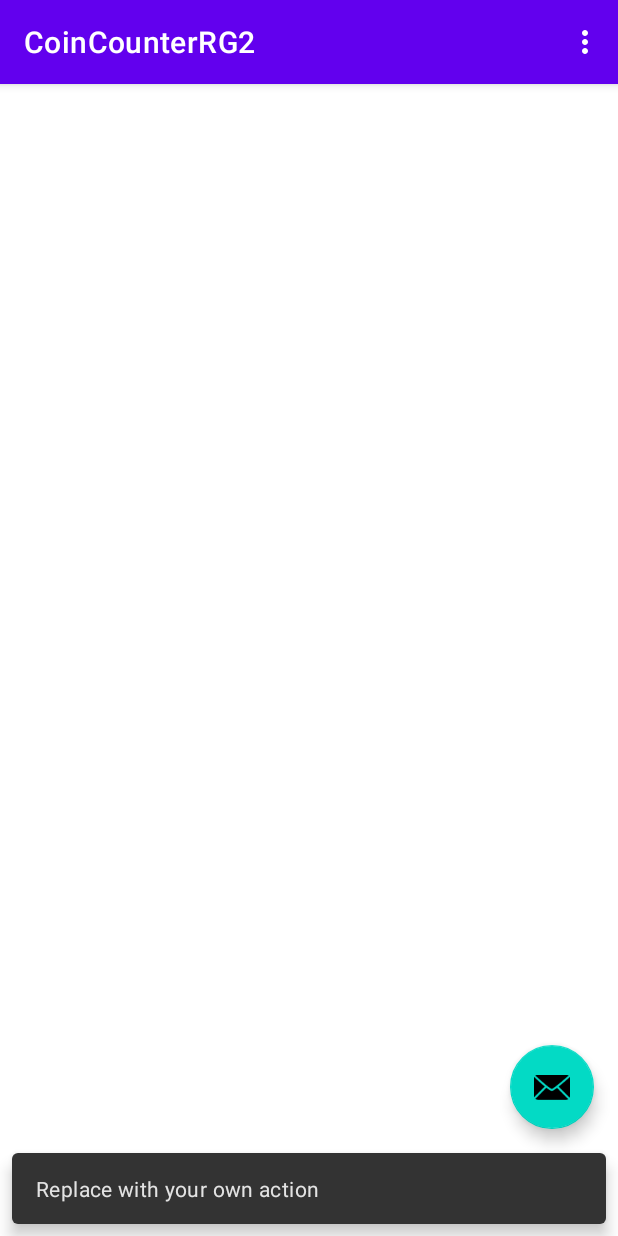
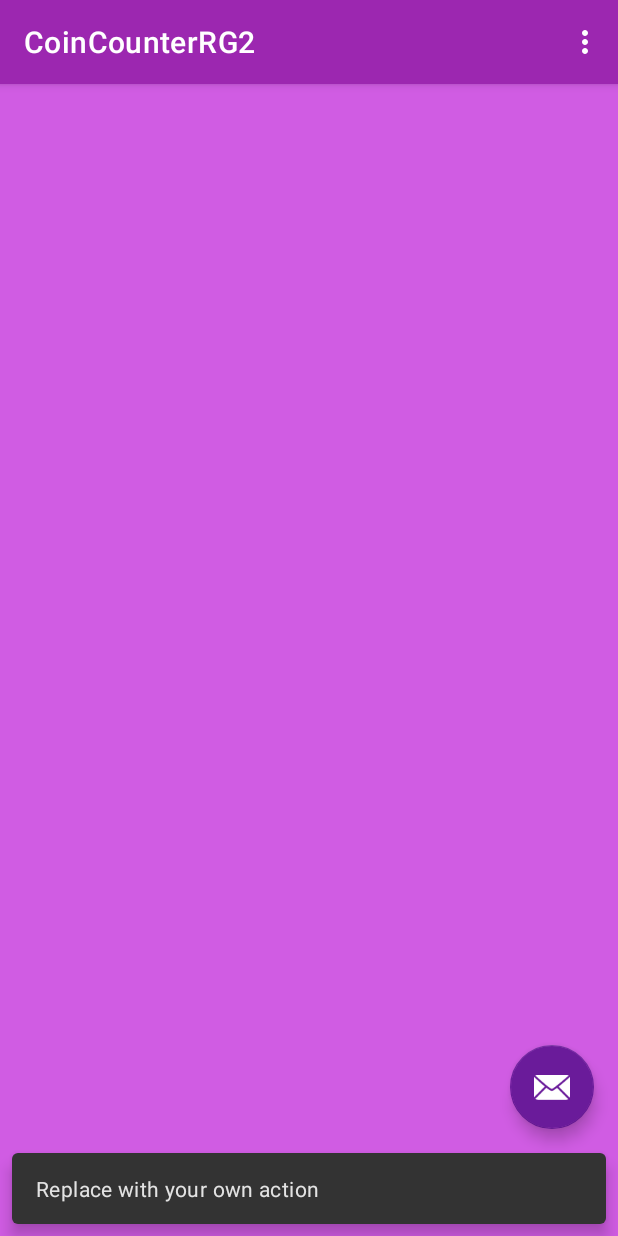
Before and after one commit to rachel613g/CoinCounterRG2, an Android app: the screen it shows after launch (MainActivity), after a tap on an icon or button, on a phone screen of 412 x 824 dp. Run offline under Robolectric (Android 15) with nearby library versions, the light colour scheme and no system bars.

Commit message:
changes made to res values folder

```diff
--- a/app/src/main/res/values-night/themes.xml
+++ b/app/src/main/res/values-night/themes.xml
@@ -1,16 +1,11 @@
 <resources xmlns:tools="http://schemas.android.com/tools">
-    <!-- Base application theme. -->
-    <style name="Theme.CoinCounterRG2" parent="Theme.MaterialComponents.DayNight.DarkActionBar">
-        <!-- Primary brand color. -->
-        <item name="colorPrimary">@color/purple_200</item>
-        <item name="colorPrimaryVariant">@color/purple_700</item>
-        <item name="colorOnPrimary">@color/black</item>
-        <!-- Secondary brand color. -->
-        <item name="colorSecondary">@color/teal_200</item>
-        <item name="colorSecondaryVariant">@color/teal_200</item>
-        <item name="colorOnSecondary">@color/black</item>
-        <!-- Status bar color. -->
-        <item name="android:statusBarColor" tools:targetApi="l">?attr/colorPrimaryVariant</item>
-        <!-- Customize your theme here. -->
-    </style>
+    <!-- For colored text; default is black/dark-gray (Day) or white/light-gray (Night) -->
+    <color name="primaryTextColoredColor">@color/primaryLightColor</color>
+    <color name="secondaryTextColoredColor">@color/primaryColor</color>
+
+    <!-- Matching colored background -->
+    <color name="backgroundColoredColor">@color/primaryDarkColor</color>
+
+    <!--Used for Splash screen background, and elsewhere as needed-->
+    <color name="defaultBackgroundColor">@android:color/background_dark</color>
 </resources>
--- a/app/src/main/res/values/colors.xml
+++ b/app/src/main/res/values/colors.xml
@@ -1,10 +1,21 @@
 <?xml version="1.0" encoding="utf-8"?>
 <resources>
-    <color name="purple_200">#FFBB86FC</color>
-    <color name="purple_500">#FF6200EE</color>
-    <color name="purple_700">#FF3700B3</color>
-    <color name="teal_200">#FF03DAC5</color>
-    <color name="teal_700">#FF018786</color>
-    <color name="black">#FF000000</color>
-    <color name="white">#FFFFFFFF</color>
+    <color name="primaryColor">#9c27b0</color>
+    <color name="primaryLightColor">#d05ce3</color>
+    <color name="primaryDarkColor">#6a0080</color>
+    <color name="secondaryColor">#6a1b9a</color>
+    <color name="secondaryLightColor">#9c4dcc</color>
+    <color name="secondaryDarkColor">#38006b</color>
+    <color name="primaryTextColor">#ffffff</color>
+    <color name="secondaryTextColor">#ffffff</color>
+
+    <!-- For colored text; default is black/dark-gray (Day) or white/light-gray (Night) -->
+    <color name="primaryTextColoredColor">@color/primaryDarkColor</color>
+    <color name="secondaryTextColoredColor">@color/primaryColor</color>
+
+    <!-- Matching colored background -->
+    <color name="backgroundColoredColor">@color/primaryLightColor</color>
+
+    <!--Used for Splash screen background, and elsewhere as needed-->
+    <color name="defaultBackgroundColor">@android:color/background_light</color>
 </resources>
--- a/app/src/main/res/values/dimens.xml
+++ b/app/src/main/res/values/dimens.xml
@@ -1,3 +1,6 @@
 <resources>
     <dimen name="fab_margin">16dp</dimen>
+    <dimen name="fab_margin_quarter">16dp</dimen>
+    <dimen name="slim_margin">4dp</dimen>
+    <dimen name="default_activity_margin">8dp</dimen>
 </resources>
--- a/app/src/main/res/values/strings.xml
+++ b/app/src/main/res/values/strings.xml
@@ -1,4 +1,6 @@
 <resources>
     <string name="app_name">CoinCounterRG2</string>
     <string name="action_settings">Settings</string>
+    <string name="banner_prompt">Please enter in the coin count.</string>
+    <string name="penny">Penny</string>
 </resources>
--- a/app/src/main/res/values/themes.xml
+++ b/app/src/main/res/values/themes.xml
@@ -2,16 +2,22 @@
     <!-- Base application theme. -->
     <style name="Theme.CoinCounterRG2" parent="Theme.MaterialComponents.DayNight.DarkActionBar">
         <!-- Primary brand color. -->
-        <item name="colorPrimary">@color/purple_500</item>
-        <item name="colorPrimaryVariant">@color/purple_700</item>
-        <item name="colorOnPrimary">@color/white</item>
+        <item name="colorPrimary">@color/primaryColor</item>
+        <item name="colorPrimaryVariant">@color/primaryDarkColor</item>
+        <item name="colorOnPrimary">@color/primaryTextColor</item>
+
         <!-- Secondary brand color. -->
-        <item name="colorSecondary">@color/teal_200</item>
-        <item name="colorSecondaryVariant">@color/teal_700</item>
-        <item name="colorOnSecondary">@color/black</item>
-        <!-- Status bar color. -->
+        <item name="colorSecondary">@color/secondaryColor</item>
+        <item name="colorSecondaryVariant">@color/secondaryDarkColor</item>
+        <item name="colorOnSecondary">@color/secondaryTextColor</item>
+
+        <!-- For compatibility -->
+        <item name="colorAccent">@color/secondaryColor</item>
+        <item name="android:windowBackground">@color/backgroundColoredColor</item>
+
+        <!-- Status bar and navigation bar color. -->
         <item name="android:statusBarColor" tools:targetApi="l">?attr/colorPrimaryVariant</item>
-        <!-- Customize your theme here. -->
+        <item name="android:navigationBarColor" tools:targetApi="l">?attr/colorPrimaryVariant</item>
     </style>
 
     <style name="Theme.CoinCounterRG2.NoActionBar">
```
